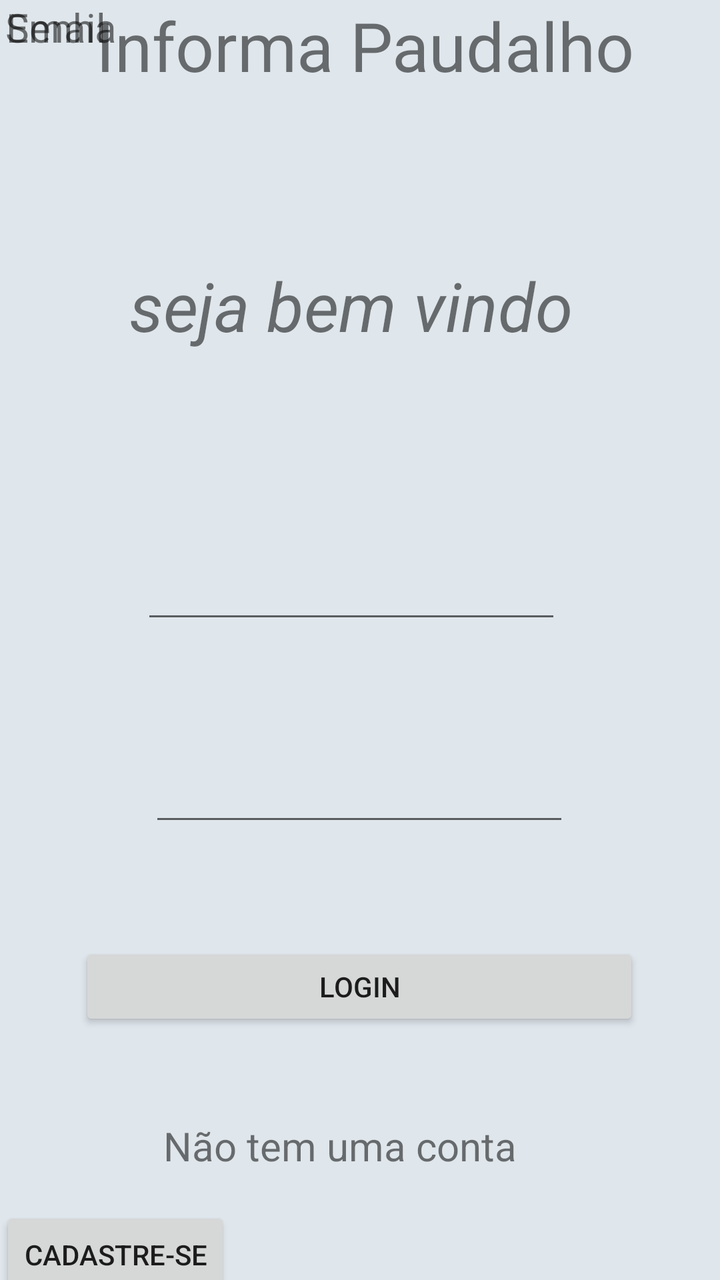
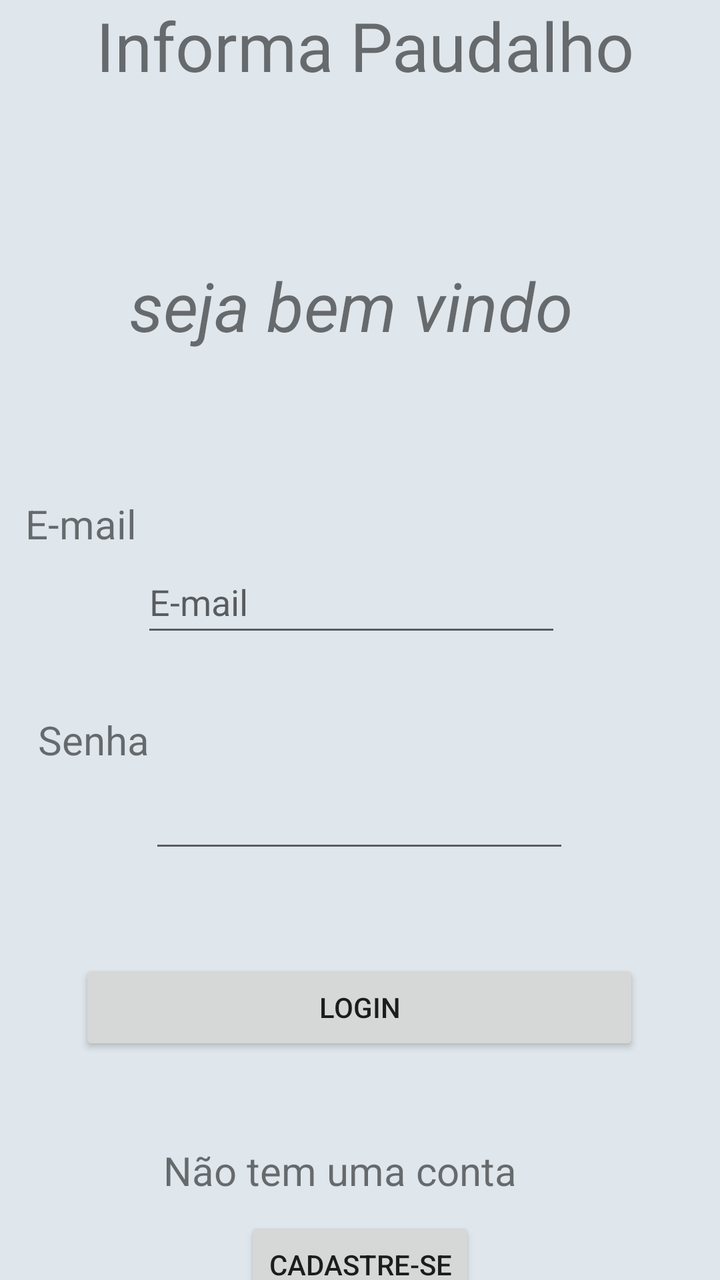

The first picture is an Android layout as it rendered before a commit; the second is the same layout after the commit. The layout source and the unified diff follow.
<!-- AndroidManifest.xml: application theme Theme.InformaPaudalho -->
<!-- res/layout/activity_main2.xml -->
<?xml version="1.0" encoding="utf-8"?>
<androidx.constraintlayout.widget.ConstraintLayout xmlns:android="http://schemas.android.com/apk/res/android"
    xmlns:app="http://schemas.android.com/apk/res-auto"
    xmlns:tools="http://schemas.android.com/tools"
    android:layout_width="match_parent"
    android:layout_height="match_parent"
    android:background="#EDF6FA"
    android:backgroundTint="#DFE6EC"
    android:outlineAmbientShadowColor="#F1E7E7"
    android:outlineSpotShadowColor="#FAEDED"
    tools:context=".MainActivity2">

    <Button
        android:id="@+id/button"
        android:layout_width="280dp"
        android:layout_height="44dp"
        android:text="login"
        app:layout_constraintBottom_toBottomOf="parent"
        app:layout_constraintEnd_toEndOf="parent"
        app:layout_constraintHorizontal_bias="0.496"
        app:layout_constraintStart_toStartOf="parent"
        app:layout_constraintTop_toBottomOf="@+id/editTextTextPassword2"
        app:layout_constraintVertical_bias="0.3" />

    <TextView
        android:id="@+id/textView3"
        android:layout_width="331dp"
        android:layout_height="46dp"
        android:text="    Informa Paudalho"
        android:textSize="34sp"
        app:layout_constraintEnd_toEndOf="parent"
        app:layout_constraintStart_toStartOf="parent"
        app:layout_constraintTop_toTopOf="parent" />

    <TextView
        android:id="@+id/textView5"
        android:layout_width="wrap_content"
        android:layout_height="wrap_content"
        android:layout_marginTop="84dp"
        android:text="seja bem vindo "
        android:textSize="34sp"
        android:textStyle="italic"
        android:visibility="visible"
        app:layout_constraintEnd_toEndOf="parent"
        app:layout_constraintHorizontal_bias="0.497"
        app:layout_constraintStart_toStartOf="parent"
        app:layout_constraintTop_toBottomOf="@+id/textView3"
        tools:visibility="visible" />

    <EditText
        android:id="@+id/caixadeemaillog"
        android:layout_width="wrap_content"
        android:layout_height="wrap_content"
        android:layout_marginTop="100dp"
        android:ems="10"
        android:inputType="textEmailAddress"
        app:layout_constraintEnd_toEndOf="parent"
        app:layout_constraintHorizontal_bias="0.472"
        app:layout_constraintStart_toStartOf="parent"
        app:layout_constraintTop_toBottomOf="@+id/textView5" />

    <EditText
        android:id="@+id/editTextTextPassword2"
        android:layout_width="wrap_content"
        android:layout_height="wrap_content"
        android:layout_marginTop="60dp"
        android:ems="10"
        android:inputType="textPassword"
        app:layout_constraintEnd_toEndOf="parent"
        app:layout_constraintHorizontal_bias="0.497"
        app:layout_constraintStart_toStartOf="parent"
        app:layout_constraintTop_toBottomOf="@+id/caixadeemaillog" />

    <TextView
        android:id="@+id/textView8"
        android:layout_width="196dp"
        android:layout_height="56dp"
        android:layout_marginTop="44dp"
        android:text="Não tem uma conta"
        android:textSize="20sp"
        app:layout_constraintEnd_toEndOf="parent"
        app:layout_constraintHorizontal_bias="0.497"
        app:layout_constraintStart_toStartOf="parent"
        app:layout_constraintTop_toBottomOf="@+id/button" />

    <TextView
        android:id="@+id/textView11"
        android:layout_width="72dp"
        android:layout_height="26dp"
        android:text="Senha"
        android:textSize="20sp"
        app:layout_constraintEnd_toStartOf="@+id/editTextTextPassword2"
        app:layout_constraintHorizontal_bias="1.0"
        app:layout_constraintStart_toStartOf="parent"
        tools:layout_editor_absoluteY="388dp" />

    <TextView
        android:id="@+id/textView12"
        android:layout_width="67dp"
        android:layout_height="32dp"
        android:text="Email"
        android:textSize="20sp"
        app:layout_constraintEnd_toStartOf="@+id/caixadeemaillog"
        app:layout_constraintHorizontal_bias="0.848"
        app:layout_constraintStart_toStartOf="parent"
        tools:layout_editor_absoluteY="276dp" />

    <Button
        android:id="@+id/button3"
        android:layout_width="wrap_content"
        android:layout_height="wrap_content"
        android:layout_marginTop="4dp"
        android:text="Cadastre-se"
        app:layout_constraintBottom_toBottomOf="parent"
        app:layout_constraintTop_toBottomOf="@+id/textView8"
        app:layout_constraintVertical_bias="0.589"
        tools:layout_editor_absoluteX="136dp"
        />

</androidx.constraintlayout.widget.ConstraintLayout>
<!-- resources referenced by this layout -->
<resources>
  <style name="Theme.InformaPaudalho" parent="Theme.MaterialComponents.DayNight.DarkActionBar">
          
          <item name="colorPrimary">@color/purple_500</item>
          <item name="colorPrimaryVariant">@color/purple_700</item>
          <item name="colorOnPrimary">@color/white</item>
          
          <item name="colorSecondary">@color/teal_200</item>
          <item name="colorSecondaryVariant">@color/teal_700</item>
          <item name="colorOnSecondary">@color/black</item>
          
          <item name="android:statusBarColor">?attr/colorPrimaryVariant</item>
          
      </style>
  <color name="purple_500">#FF6200EE</color>
  <color name="purple_700">#FF3700B3</color>
  <color name="white">#FFFFFFFF</color>
  <color name="teal_200">#FF03DAC5</color>
  <color name="teal_700">#FF018786</color>
  <color name="black">#FF000000</color>
</resources>

<!-- the commit's change to res/layout/activity_main2.xml (unified diff, before → after) -->
@@ -13,8 +13,8 @@
     <Button
         android:id="@+id/button"
         android:layout_width="280dp"
-        android:layout_height="44dp"
-        android:text="login"
+        android:layout_height="48dp"
+        android:text="@string/login"
         app:layout_constraintBottom_toBottomOf="parent"
         app:layout_constraintEnd_toEndOf="parent"
         app:layout_constraintHorizontal_bias="0.496"
@@ -51,9 +51,12 @@
         android:id="@+id/caixadeemaillog"
         android:layout_width="wrap_content"
         android:layout_height="wrap_content"
+        android:minHeight="48dp"
         android:layout_marginTop="100dp"
         android:ems="10"
         android:inputType="textEmailAddress"
+        android:hint="@string/email"
+        android:autofillHints="emailAddress"
         app:layout_constraintEnd_toEndOf="parent"
         app:layout_constraintHorizontal_bias="0.472"
         app:layout_constraintStart_toStartOf="parent"
@@ -63,9 +66,11 @@
         android:id="@+id/editTextTextPassword2"
         android:layout_width="wrap_content"
         android:layout_height="wrap_content"
+        android:minHeight="48dp"
         android:layout_marginTop="60dp"
         android:ems="10"
         android:inputType="textPassword"
+        android:autofillHints="password"
         app:layout_constraintEnd_toEndOf="parent"
         app:layout_constraintHorizontal_bias="0.497"
         app:layout_constraintStart_toStartOf="parent"
@@ -85,24 +90,27 @@
 
     <TextView
         android:id="@+id/textView11"
-        android:layout_width="72dp"
-        android:layout_height="26dp"
-        android:text="Senha"
+        android:layout_width="wrap_content"
+        android:layout_height="wrap_content"
+        android:text="@string/password"
         android:textSize="20sp"
+        android:labelFor="@id/editTextTextPassword2"
         app:layout_constraintEnd_toStartOf="@+id/editTextTextPassword2"
         app:layout_constraintHorizontal_bias="1.0"
         app:layout_constraintStart_toStartOf="parent"
+        app:layout_constraintBottom_toTopOf="@id/editTextTextPassword2"
         tools:layout_editor_absoluteY="388dp" />
 
     <TextView
         android:id="@+id/textView12"
-        android:layout_width="67dp"
-        android:layout_height="32dp"
-        android:text="Email"
+        android:layout_width="wrap_content"
+        android:layout_height="wrap_content"
+        android:text="@string/email"
         android:textSize="20sp"
         app:layout_constraintEnd_toStartOf="@+id/caixadeemaillog"
         app:layout_constraintHorizontal_bias="0.848"
         app:layout_constraintStart_toStartOf="parent"
+        app:layout_constraintBottom_toTopOf="@id/caixadeemaillog"
         tools:layout_editor_absoluteY="276dp" />
 
     <Button
@@ -113,6 +121,8 @@
         android:text="Cadastre-se"
         app:layout_constraintBottom_toBottomOf="parent"
         app:layout_constraintTop_toBottomOf="@+id/textView8"
+        app:layout_constraintStart_toStartOf="parent"
+        app:layout_constraintEnd_toEndOf="parent"
         app:layout_constraintVertical_bias="0.589"
         tools:layout_editor_absoluteX="136dp"
         />
<!-- resource entries referenced after the edit -->
@@ -1,5 +1,8 @@
 <!-- resources referenced by this layout -->
 <resources>
+  <string name="email">E-mail</string>
+  <string name="login">LOGIN</string>
+  <string name="password">Senha</string>
   <style name="Theme.InformaPaudalho" parent="Theme.MaterialComponents.DayNight.DarkActionBar">
           
           <item name="colorPrimary">@color/purple_500</item>
